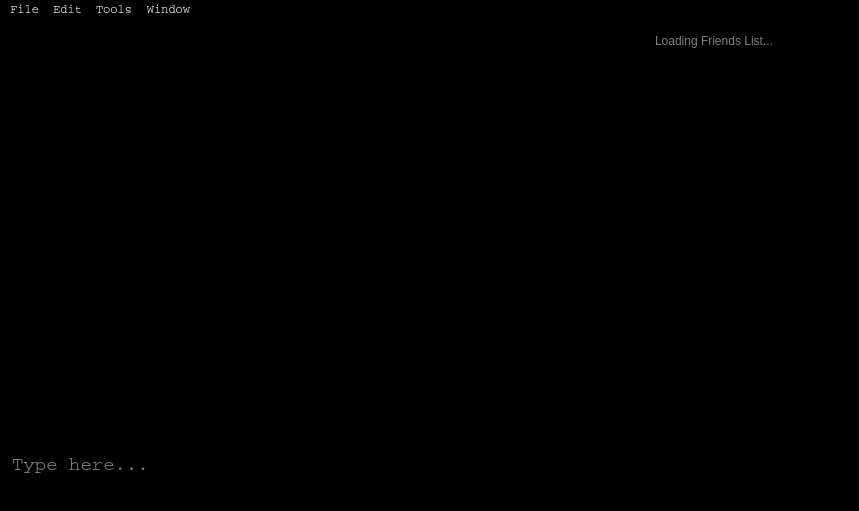
xdmtk/elysium, file src/client/chatwindow.ui: the form before one commit.
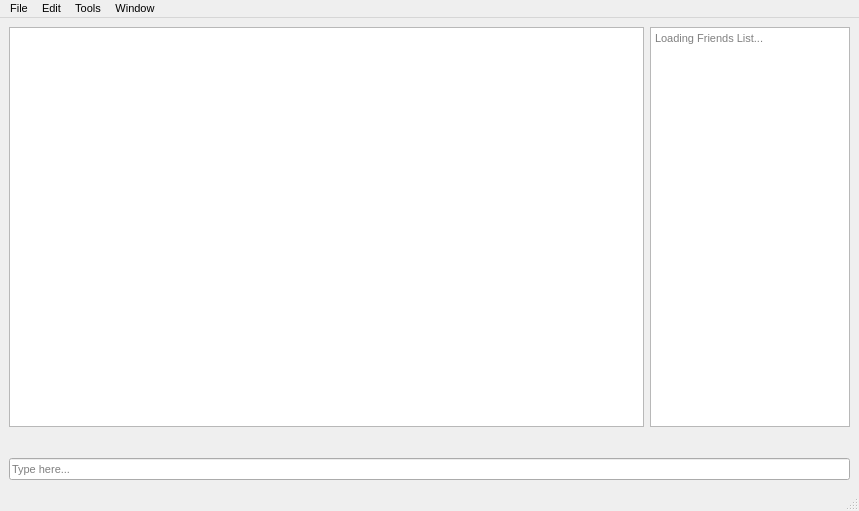
The form after the commit. Icons and pictures are not drawn.

Commit message: #23 - Reset ChatWindow fonts to default system settings

What changed in the file:
```diff
--- a/src/client/chatwindow.ui
+++ b/src/client/chatwindow.ui
@@ -12,7 +12,7 @@
   </property>
   <property name="font">
    <font>
-    <family>Courier</family>
+    <family>MS Shell Dlg 2</family>
     <pointsize>8</pointsize>
    </font>
   </property>
@@ -23,10 +23,6 @@
    <iconset resource="resources.qrc">
     <normaloff>:/icons/resources/keyboard-key-e.png</normaloff>:/icons/resources/keyboard-key-e.png</iconset>
   </property>
-  <property name="styleSheet">
-   <string notr="true">background-color:black;
-color:white;</string>
-  </property>
   <widget class="QWidget" name="centralwidget">
    <layout class="QGridLayout" name="gridLayout_2">
     <item row="1" column="0">
@@ -39,12 +35,6 @@
           <height>400</height>
          </size>
         </property>
-        <property name="font">
-         <font>
-          <family>Courier</family>
-          <pointsize>14</pointsize>
-         </font>
-        </property>
         <property name="styleSheet">
          <string notr="true"/>
         </property>
@@ -61,15 +51,12 @@
           <height>300</height>
          </size>
         </property>
-        <property name="font">
-         <font>
-          <family>Courier</family>
-          <pointsize>14</pointsize>
-         </font>
-        </property>
         <property name="styleSheet">
          <string notr="true"/>
         </property>
+        <property name="frame">
+         <bool>true</bool>
+        </property>
         <property name="placeholderText">
          <string>Type here...</string>
         </property>
@@ -126,12 +113,13 @@
      <x>0</x>
      <y>0</y>
      <width>859</width>
-     <height>21</height>
+     <height>20</height>
     </rect>
    </property>
    <property name="font">
     <font>
-     <family>Courier</family>
+     <family>MS Shell Dlg 2</family>
+     <pointsize>8</pointsize>
     </font>
    </property>
    <property name="styleSheet">
@@ -144,12 +132,6 @@
     <bool>false</bool>
    </property>
    <widget class="QMenu" name="menuFile">
-    <property name="font">
-     <font>
-      <family>Courier New</family>
-      <pointsize>11</pointsize>
-     </font>
-    </property>
     <property name="title">
      <string>File</string>
     </property>
@@ -161,11 +143,6 @@
     </property>
    </widget>
    <widget class="QMenu" name="menuTools">
-    <property name="font">
-     <font>
-      <family>Courier</family>
-     </font>
-    </property>
     <property name="title">
      <string>Tools</string>
     </property>
```
The commit also changes 1 other file.
